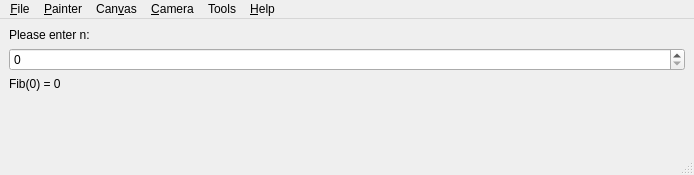
Before: the Qt Designer form source/examples/fibgui/MainWindow.ui in cginternals/cmake-init, drawn with Qt 5.
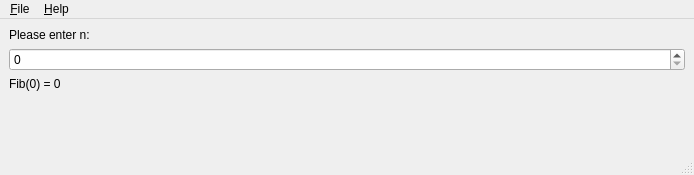
After: the same form once the commit is applied.

Commit message: Add dialog to gui example

Diff of the .ui file:
```diff
--- a/source/examples/fibgui/MainWindow.ui
+++ b/source/examples/fibgui/MainWindow.ui
@@ -63,43 +63,13 @@
     <addaction name="separator"/>
     <addaction name="quitAction"/>
    </widget>
-   <widget class="QMenu" name="painterMenu">
-    <property name="title">
-     <string>&amp;Painter</string>
-    </property>
-   </widget>
-   <widget class="QMenu" name="canvasMenu">
-    <property name="title">
-     <string>Can&amp;vas</string>
-    </property>
-   </widget>
-   <widget class="QMenu" name="cameraMenu">
-    <property name="title">
-     <string>&amp;Camera</string>
-    </property>
-    <widget class="QMenu" name="selectNavigationMenu">
-     <property name="title">
-      <string>Select &amp;Navigation</string>
-     </property>
-    </widget>
-    <addaction name="selectNavigationMenu"/>
-   </widget>
    <widget class="QMenu" name="helpMenu">
     <property name="title">
      <string>&amp;Help</string>
     </property>
     <addaction name="aboutAction"/>
    </widget>
-   <widget class="QMenu" name="menuTools">
-    <property name="title">
-     <string>Tools</string>
-    </property>
-   </widget>
    <addaction name="fileMenu"/>
-   <addaction name="painterMenu"/>
-   <addaction name="canvasMenu"/>
-   <addaction name="cameraMenu"/>
-   <addaction name="menuTools"/>
    <addaction name="helpMenu"/>
   </widget>
   <widget class="QStatusBar" name="statusbar"/>
```
Left out of the diff: 19 changed lines with no effect on the pictures. The commit also changes 2 other files.
